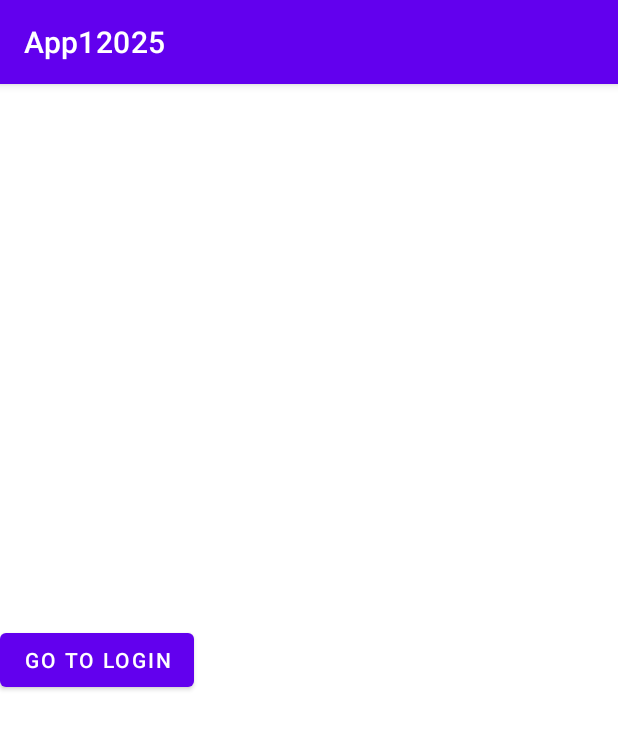
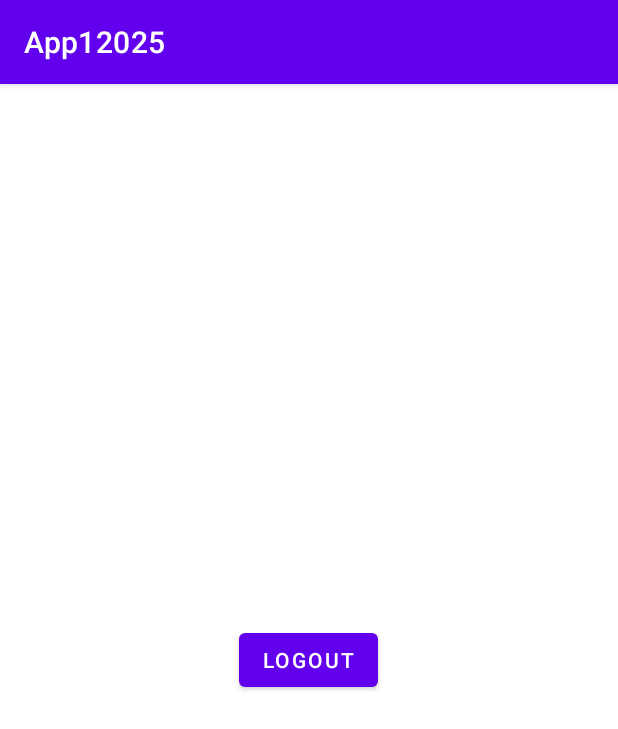
Before and after one commit to MRasch1/App12025_Car-Enthusiast, an Android app: the MainActivity screen opened directly, with no data from a screen before it, on a phone screen of 412 x 824 dp. Shown: the top 729 px of the screen. Run offline under Robolectric (Android 15) with nearby library versions, the phone set to English and light mode, and no system bars.

Commit message:
update1..

```diff
--- a/app/src/main/res/layout/activity_main.xml
+++ b/app/src/main/res/layout/activity_main.xml
@@ -5,22 +5,13 @@
     android:id="@+id/main"
     android:layout_width="match_parent"
     android:layout_height="match_parent"
+    android:gravity="center"
     tools:context=".MainActivity">
-
-    <LinearLayout
-        android:layout_width="wrap_content"
-        android:layout_height="match_parent"
-        android:orientation="vertical">
-
-
-    </LinearLayout>
 
     <Button
         android:id="@+id/button1"
         android:layout_width="wrap_content"
         android:layout_height="wrap_content"
-        android:layout_gravity="center"
-        android:text="Go to Login" />
-
+        android:text="Logout" />
 
 </LinearLayout>
```
